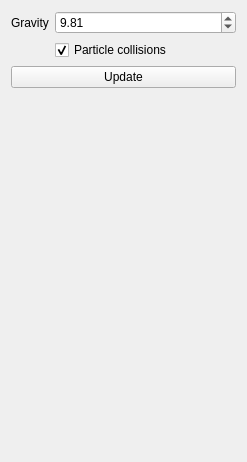
Above: CA-Simulations/forms/widgetfountain.ui from Astri2/ESIR3-FIB-Computer-Animation-Labs before the change. Below: the same form after it.
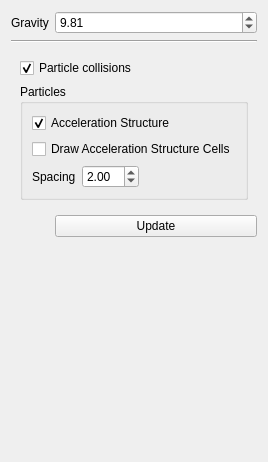
That is the form after the change.

Commit message: added UI options to collision scene

Diff of the .ui file:
```diff
--- a/CA-Simulations/forms/widgetfountain.ui
+++ b/CA-Simulations/forms/widgetfountain.ui
@@ -34,33 +34,127 @@
      </property>
     </widget>
    </item>
-   <item row="1" column="0">
-    <widget class="QLabel" name="label_2">
-     <property name="text">
-      <string/>
+   <item row="1" column="0" colspan="2">
+    <widget class="Line" name="line">
+     <property name="orientation">
+      <enum>Qt::Orientation::Horizontal</enum>
      </property>
     </widget>
    </item>
    <item row="2" column="0" colspan="2">
+    <widget class="QWidget" name="widget_3" native="true">
+     <layout class="QVBoxLayout" name="verticalLayout">
+      <item>
+       <widget class="QCheckBox" name="ParticleCollisionCheckBox">
+        <property name="enabled">
+         <bool>true</bool>
+        </property>
+        <property name="text">
+         <string>Particle collisions</string>
+        </property>
+        <property name="checked">
+         <bool>true</bool>
+        </property>
+       </widget>
+      </item>
+      <item>
+       <widget class="QGroupBox" name="groupBox">
+        <property name="title">
+         <string>Particles</string>
+        </property>
+        <layout class="QVBoxLayout" name="verticalLayout_2">
+         <item>
+          <widget class="QCheckBox" name="AccelerationStructure">
+           <property name="text">
+            <string>Acceleration Structure</string>
+           </property>
+           <property name="checked">
+            <bool>true</bool>
+           </property>
+          </widget>
+         </item>
+         <item>
+          <widget class="QCheckBox" name="DrawAccelerationStructure">
+           <property name="text">
+            <string>Draw Acceleration Structure Cells</string>
+           </property>
+          </widget>
+         </item>
+         <item alignment="Qt::AlignmentFlag::AlignLeft">
+          <widget class="QWidget" name="widget" native="true">
+           <layout class="QHBoxLayout" name="horizontalLayout">
+            <property name="leftMargin">
+             <number>0</number>
+            </property>
+            <property name="topMargin">
+             <number>0</number>
+            </property>
+            <property name="rightMargin">
+             <number>0</number>
+            </property>
+            <property name="bottomMargin">
+             <number>0</number>
+            </property>
+            <item alignment="Qt::AlignmentFlag::AlignLeft">
+             <widget class="QLabel" name="label_5">
+              <property name="text">
+               <string>Spacing</string>
+              </property>
+             </widget>
+            </item>
+            <item>
+             <widget class="QDoubleSpinBox" name="AccelerationStructureSpacing">
+              <property name="minimum">
+               <double>0.100000000000000</double>
+              </property>
+              <property name="maximum">
+               <double>50.000000000000000</double>
+              </property>
+              <property name="singleStep">
+               <double>0.100000000000000</double>
+              </property>
+              <property name="value">
+               <double>2.000000000000000</double>
+              </property>
+             </widget>
+            </item>
+           </layout>
+          </widget>
+         </item>
+        </layout>
+       </widget>
+      </item>
+     </layout>
+    </widget>
+   </item>
+   <item row="3" column="0">
+    <widget class="QLabel" name="label_2">
+     <property name="text">
+      <string/>
+     </property>
+    </widget>
+   </item>
+   <item row="4" column="0">
+    <widget class="QLabel" name="label_3">
+     <property name="text">
+      <string/>
+     </property>
+    </widget>
+   </item>
+   <item row="5" column="0">
+    <widget class="QLabel" name="label_4">
+     <property name="text">
+      <string/>
+     </property>
+    </widget>
+   </item>
+   <item row="3" column="1">
     <widget class="QPushButton" name="btnUpdate">
      <property name="text">
       <string>Update</string>
      </property>
     </widget>
    </item>
-   <item row="1" column="1">
-    <widget class="QCheckBox" name="ParticleCollisionCheckBox">
-     <property name="enabled">
-      <bool>true</bool>
-     </property>
-     <property name="text">
-      <string>Particle collisions</string>
-     </property>
-     <property name="checked">
-      <bool>true</bool>
-     </property>
-    </widget>
-   </item>
   </layout>
  </widget>
  <resources/>
```
Left out of the diff: 51 changed lines with no effect on the pictures. The commit also changes 4 other files.
